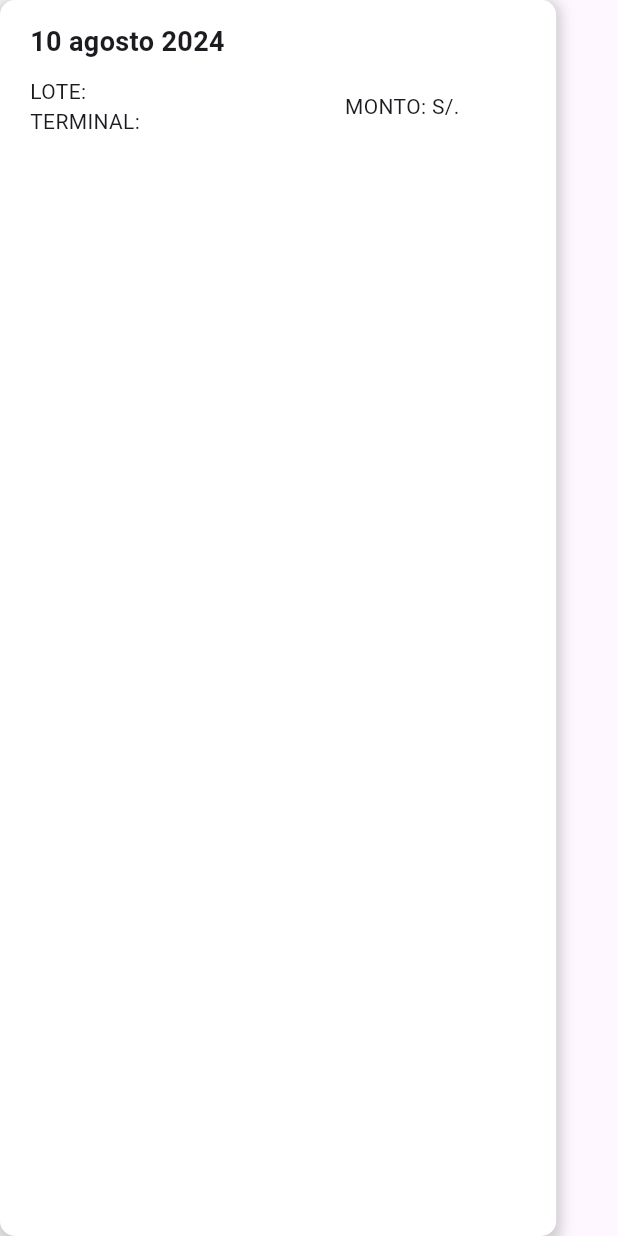
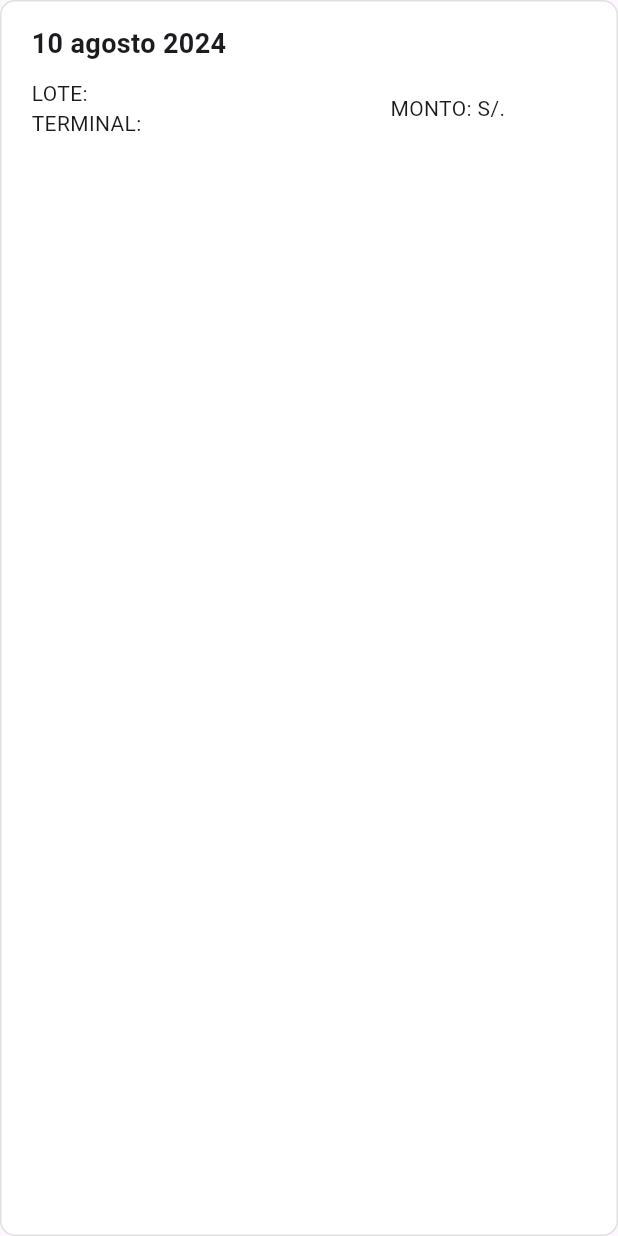
Before and after one commit to gonzalobarrazueta/shopinzider, a Flutter app: the TransactionsPerDay widget shown alone on an empty page, opened directly with empty values, on a phone screen of 412 x 824 dp. Run offline on Flutter 3.47's test engine with Material 3 defaults, Android fonts, the phone set to English and light mode, and no system bars.

Commit message:
refactor: Remove box shadow and width constraint from container

```diff
--- a/lib/widgets/transactions_per_day.dart
+++ b/lib/widgets/transactions_per_day.dart
@@ -22,18 +22,13 @@ class TransactionsPerDay extends StatelessWidget {
     String formattedDate = dateFormat.format(date);
 
     return Container(
-      width: MediaQuery.of(context).size.width * 0.9, // 90% of screen width
       decoration: BoxDecoration(
         color: Colors.white, // Background color for the box
         borderRadius: BorderRadius.circular(10), // Rounded corners
-        boxShadow: [
-          BoxShadow(
-            color: Colors.grey.withOpacity(0.5),
-            spreadRadius: 3,
-            blurRadius: 7,
-            offset: Offset(0, 3), // Shadow position
-          ),
-        ],
+        border: Border.all(
+          color: Colors.grey.shade300, // Border color
+          width: 1, // Border width
+        ),
       ),
       child: Padding(
         padding: const EdgeInsets.symmetric(vertical: 15, horizontal: 20),
```
